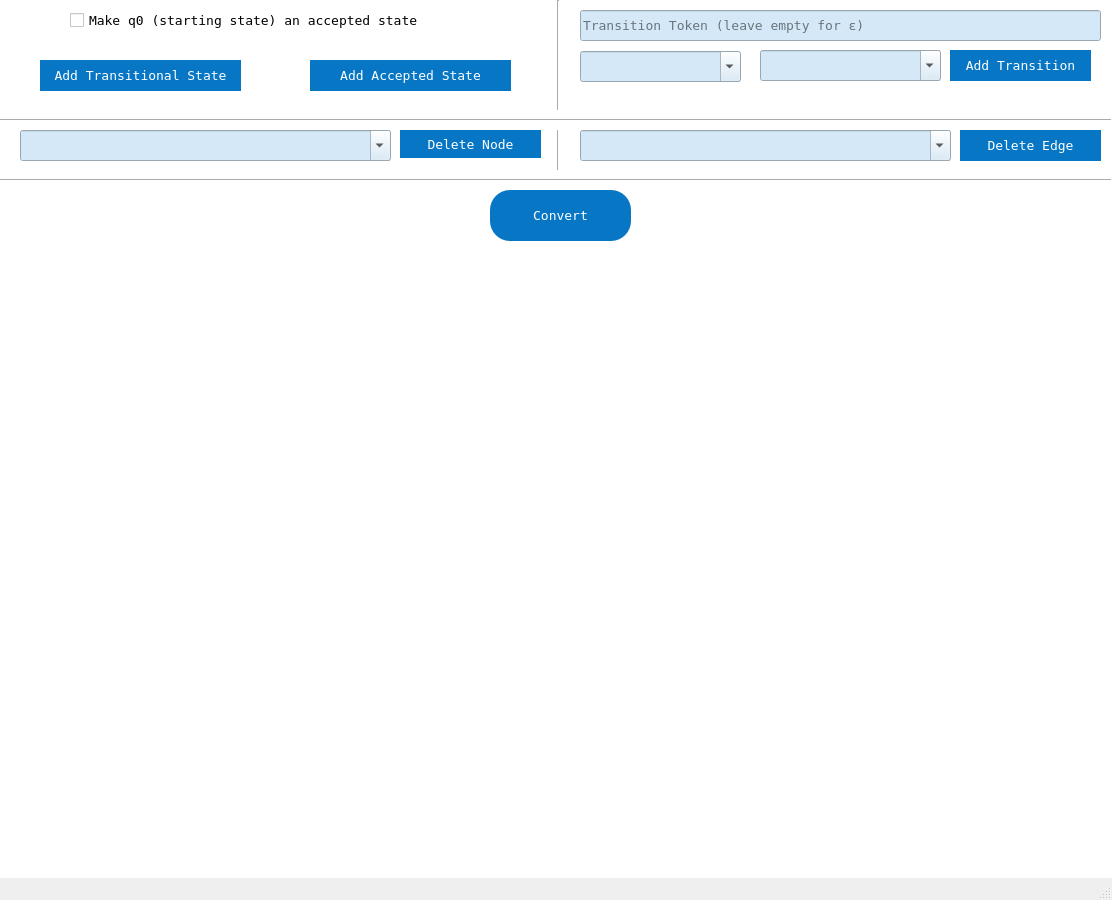
Above: res/ui/GraphingWindow.ui from Anthony-Amgad/automataProject before the change. Below: the same form after it.
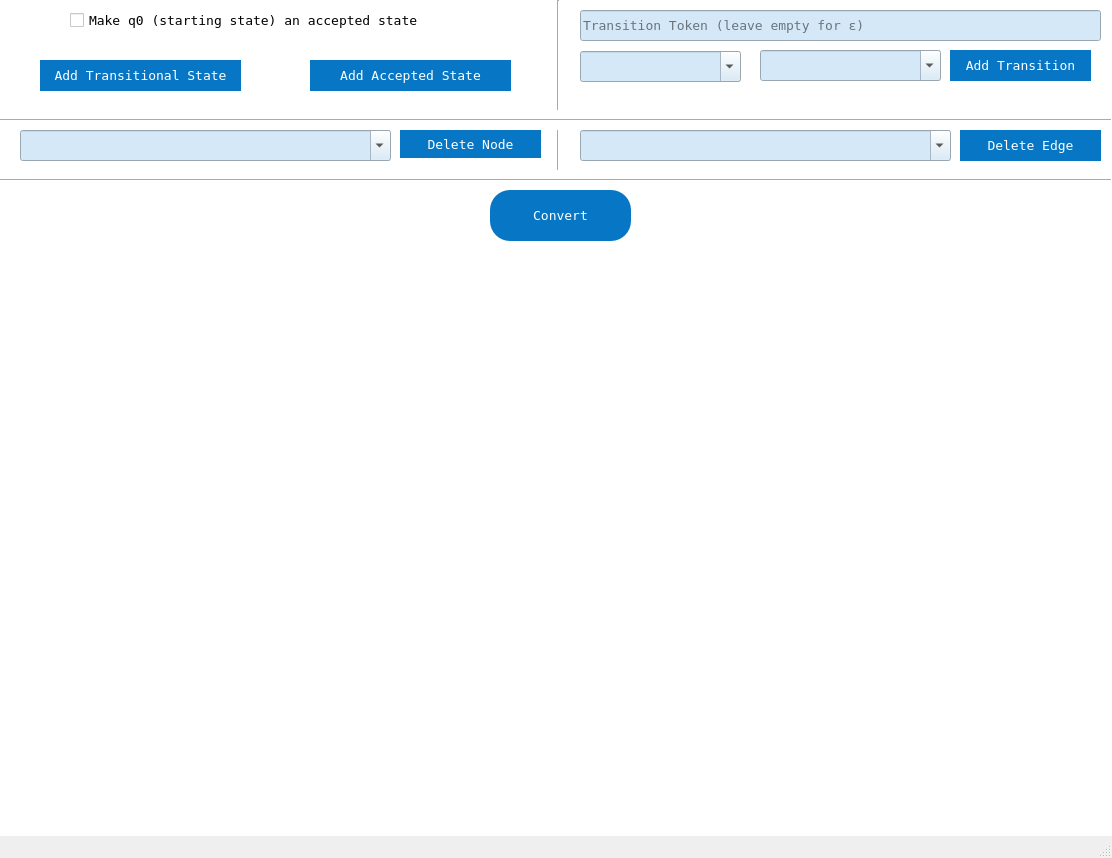
That is the form after the change.

Patch:
```diff
--- a/res/ui/GraphingWindow.ui
+++ b/res/ui/GraphingWindow.ui
@@ -7,7 +7,7 @@
     <x>0</x>
     <y>0</y>
     <width>1112</width>
-    <height>900</height>
+    <height>858</height>
    </rect>
   </property>
   <property name="sizePolicy">
```
